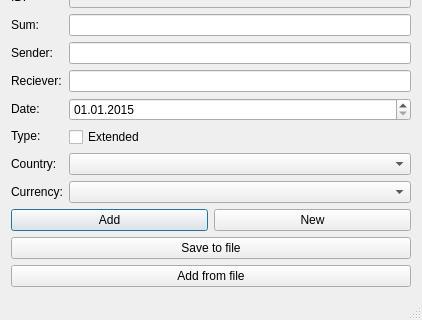
The window that lab1_ui/mainwindow.ui (swatSTEAM/labs) describes before a commit, drawn with Qt 5; both pictures show x 0 to 422 and y 466 to 786 of the 422 by 786 pixel window.
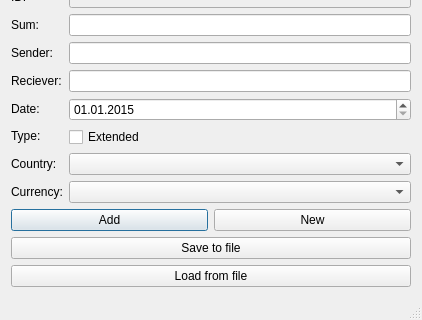
The same window after the commit.

The edit to the form file:
```diff
--- a/lab1_ui/mainwindow.ui
+++ b/lab1_ui/mainwindow.ui
@@ -229,7 +229,7 @@
     <item>
      <widget class="QPushButton" name="pushButton_5">
       <property name="text">
-       <string>Add from file</string>
+       <string>Load from file</string>
       </property>
      </widget>
     </item>
```
